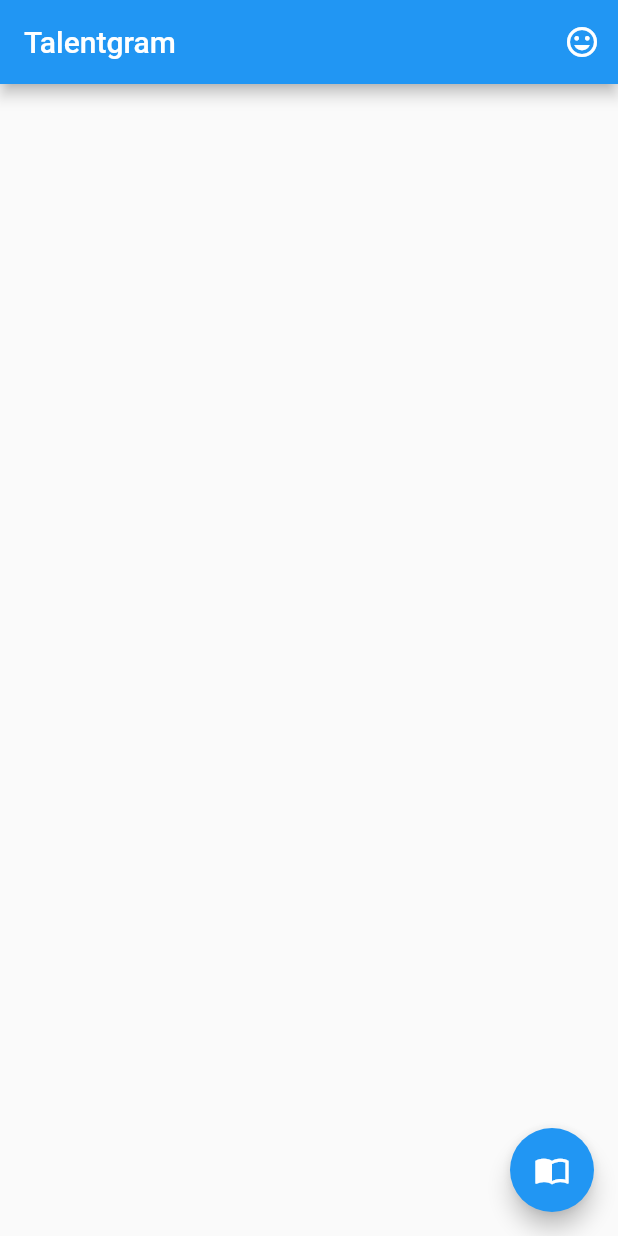
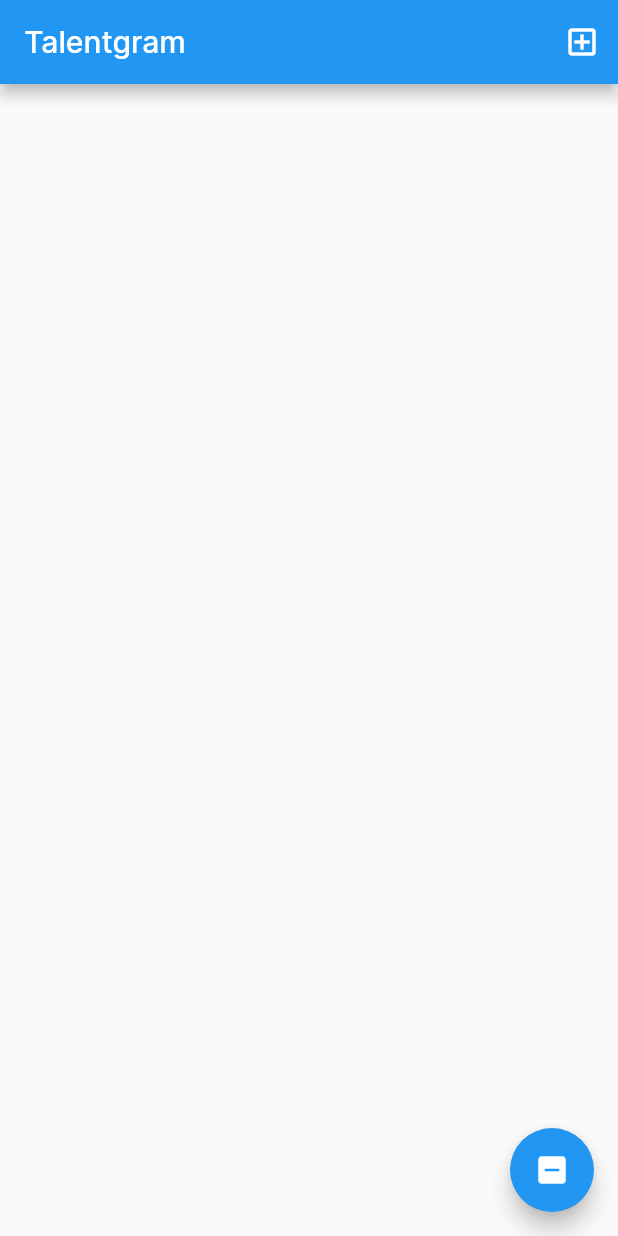
Before and after one commit to codeocde/demo_repo, a Flutter app: the screen it shows after launch, on a phone screen of 412 x 824 dp. Run offline on Flutter 3.47's test engine with Material 2 defaults, Android fonts, the phone set to English and light mode, and no system bars; our stand-ins replace file_picker, video_player.

Commit message:
icons changed font changed

```diff
--- a/lib/main.dart
+++ b/lib/main.dart
@@ -30,7 +30,7 @@ class _VideoAppState extends State<VideoApp> {
           else {vid = File(pickedfile.files.single.path.toString());
             init();}
         },
-        icon: Icon(Icons.insert_emoticon));
+        icon: Icon(Icons.add_box_outlined));
 
     Widget display() =>
         _controller != null && _controller!.value.isInitialized
@@ -42,7 +42,11 @@ class _VideoAppState extends State<VideoApp> {
       title: 'Video Demo',
       home: Scaffold(
         appBar: AppBar(
-          title: Text("Talentgram"),
+          title: Text("Talentgram",
+          style: TextStyle(
+            fontFamily: "Inter",
+          ),
+          ),
           actions: [
             chose_file(),
           ],
@@ -71,7 +75,7 @@ class _VideoAppState extends State<VideoApp> {
           )
           :Icon(
 
-            Icons.import_contacts,
+            Icons.indeterminate_check_box,
           ),
         ),
       ),
```
Also changed, not shown: pubspec.yaml (+6 -12 lines), fonts/Inter-VariableFont_slnt,wght.ttf (added).
